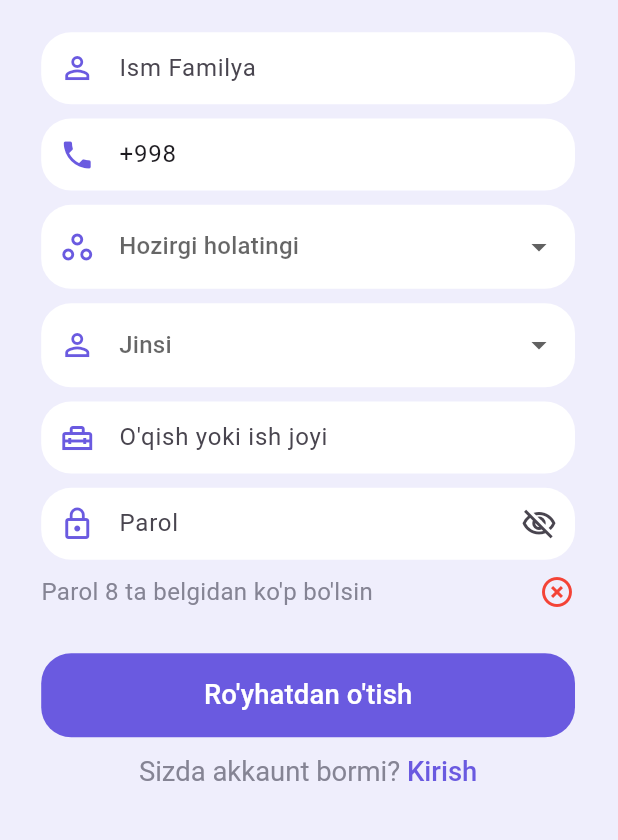
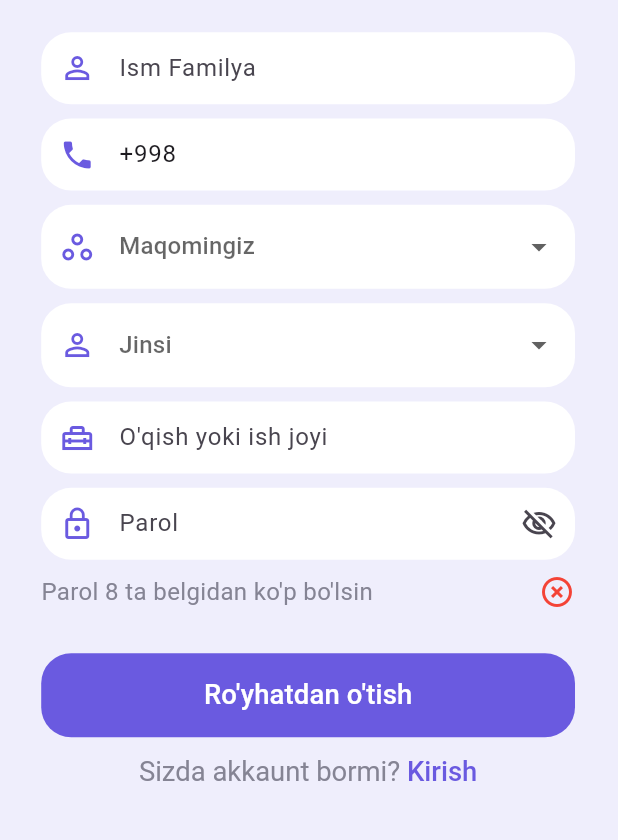
Before and after one commit to samandaruzbekistan/quizgram_mobile, a Flutter app: the SignUpScreen screen opened directly, on a phone screen of 412 x 824 dp, the part 332-1172 px from its top. Run offline on Flutter 3.47's test engine with Material 3 defaults, Android fonts, the phone set to English and light mode, and no system bars; our stand-ins replace audio_video_progress_bar, audioplayers, carousel_slider, charts_flutter, chips_choice_null_safety, connectivity_plus and 16 more; missing offline and left inert: dart:ffi, flutter_math_fork, flutter_polygon, flutter_sound; accounts and stored records are empty; Roboto replaces fonts that are missing (Rubik).

```diff
--- a/lib/screens/sign_up_screen/sign_up_screen.dart
+++ b/lib/screens/sign_up_screen/sign_up_screen.dart
@@ -183,7 +183,7 @@ class _SignUpScreenState extends State<SignUpScreen> {
                     fillColor: Colors.white,
                     filled: true
                   ),
-                  hint: Text("Hozirgi holatingi"),
+                  hint: Text("Maqomingiz"),
                   validator: (value) =>
                   value == null ? "Select a role" : null,
                   value: selectedValue,
```
